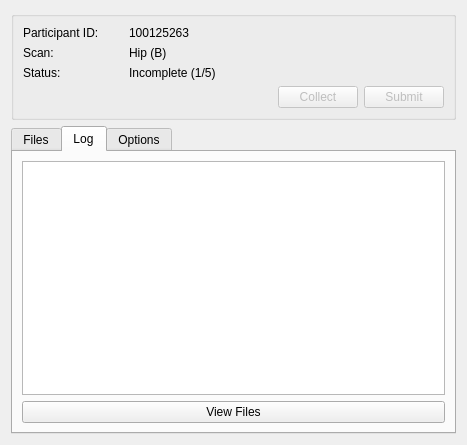
CLSA/cypress, file src/dialogs/dxadialog.ui: the form before one commit.
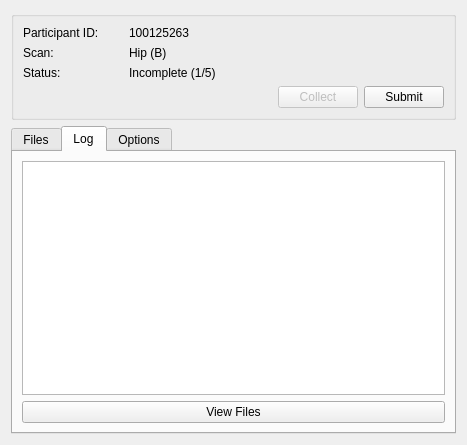
The form after the commit.

The edit to the form file:
```diff
--- a/src/dialogs/dxadialog.ui
+++ b/src/dialogs/dxadialog.ui
@@ -159,7 +159,7 @@
             <item>
              <widget class="QPushButton" name="submitButton">
               <property name="enabled">
-               <bool>false</bool>
+               <bool>true</bool>
               </property>
               <property name="text">
                <string>Submit</string>
```
